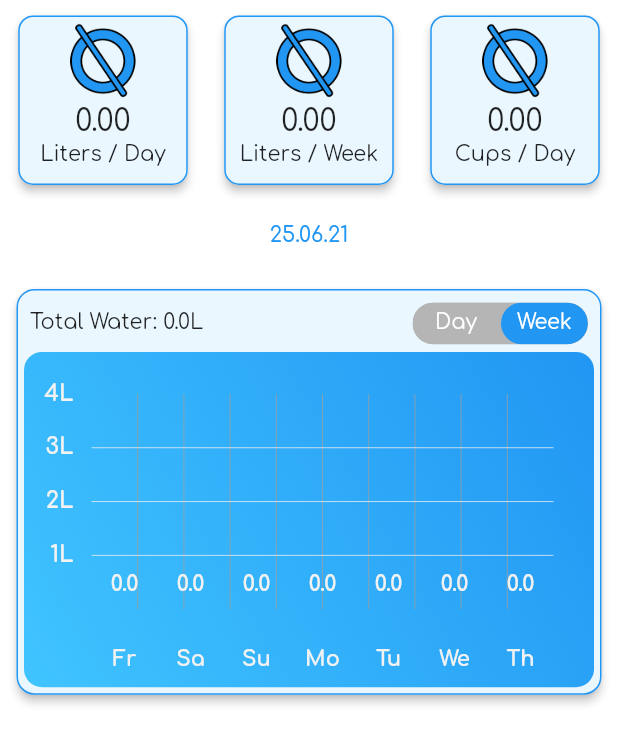
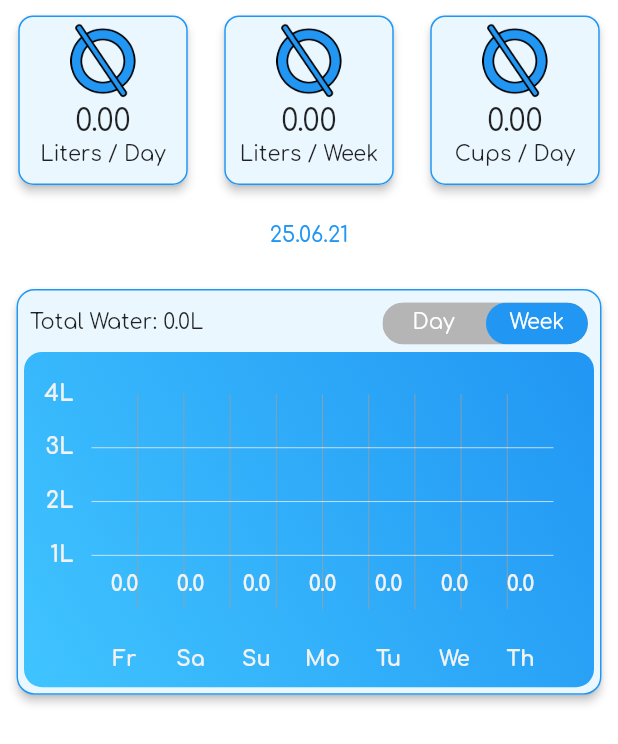
Before and after one commit to lu631str/Aquapido, a Flutter app: the Statistics screen opened directly, after a tap on "Week", on a phone screen of 412 x 824 dp. Shown: the top 744 px of the screen. Run offline on Flutter 3.47's test engine with Material 2 defaults, Android fonts, the phone set to English and light mode, and no system bars; drawn by our look-alikes of auto_size_text, fl_chart, toggle_switch; our stand-ins replace awesome_notifications, easy_localization, flutter_xlider, google_fonts, numberpicker, percent_indicator and 3 more; missing offline and left inert: grafpix, time_range_picker; accounts and stored records are empty.

Commit message:
added translations for statistics

```diff
--- a/lib/Views/statistics.dart
+++ b/lib/Views/statistics.dart
@@ -3,6 +3,7 @@ import 'package:flutter/material.dart';
 import 'package:flutter/rendering.dart';
 import 'package:provider/provider.dart';
 import 'package:toggle_switch/toggle_switch.dart';
+import 'package:easy_localization/easy_localization.dart';
 import 'package:intl/intl.dart';
 
 import '../Utils/Constants.dart';
@@ -43,9 +44,9 @@ class _StatisticsState extends State<Statistics> {
   Widget _getStringForDiagramm() {
     DateTime startDate = Provider.of<SettingsModel>(context, listen: false).selectedDate;
     if(Provider.of<SettingsModel>(context, listen: true).dayDiagramm) {
-      return Text('Total Water: ${Provider.of<WaterModel>(context, listen: false).totalWaterAmountPerDay(startDate) / 1000.0}L');
+      return Text('statistics.chart.header'.tr() + ' ${Provider.of<WaterModel>(context, listen: false).totalWaterAmountPerDay(startDate) / 1000.0}L');
     } else {
-      return Text('Total Water: ${Provider.of<WaterModel>(context, listen: false).getWaterListFor7Days(startDate).reduce((a, b) => a + b) / 1000.0}L');
+      return Text('statistics.chart.header'.tr() + ' ${Provider.of<WaterModel>(context, listen: false).getWaterListFor7Days(startDate).reduce((a, b) => a + b) / 1000.0}L');
     }
 
   }
@@ -62,17 +63,17 @@ class _StatisticsState extends State<Statistics> {
               mainAxisAlignment: MainAxisAlignment.spaceAround,
               children: [
                 AverageCard(
-                    subTitle: 'Liters / Day',
+                    subTitle: 'statistics.stats_1'.tr(),
                     isMl: true,
                     futureValue: Provider.of<WaterModel>(context, listen: false)
                         .getAverageLitersPerDay()),
                 AverageCard(
-                    subTitle: 'Liters / Week',
+                    subTitle: 'statistics.stats_2'.tr(),
                     isMl: true,
                     futureValue: Provider.of<WaterModel>(context, listen: false)
                         .getAverageLitersPerWeek()),
                 AverageCard(
-                    subTitle: 'Cups / Day',
+                    subTitle: 'statistics.stats_3'.tr(),
                     isMl: false,
                     futureValue: Provider.of<WaterModel>(context, listen: false)
                         .getAverageCupsPerDay()),
@@ -102,7 +103,7 @@ class _StatisticsState extends State<Statistics> {
                         padding: EdgeInsets.only(top: 9, right: 9),
                         child: ToggleSwitch(
                           minHeight: 28.0,
-                          minWidth: 58.0,
+                          minWidth: 68.0,
                           cornerRadius: 14.0,
                           activeBgColors: [
                             [Theme.of(context).primaryColor],
@@ -117,7 +118,7 @@ class _StatisticsState extends State<Statistics> {
                                   ? 0
                                   : 1,
                           totalSwitches: 2,
-                          labels: ['Day', 'Week'],
+                          labels: [tr('statistics.chart.switch_day'), tr('statistics.chart.switch_week')],
                           radiusStyle: true,
                           onToggle: (index) {
                             Provider.of<SettingsModel>(context, listen: false)
--- a/lib/Widgets/statistics/DailyLineChart.dart
+++ b/lib/Widgets/statistics/DailyLineChart.dart
@@ -1,5 +1,6 @@
 import 'package:fl_chart/fl_chart.dart';
 import 'package:flutter/material.dart';
+import 'package:easy_localization/easy_localization.dart';
 
 import '../../Models/Water.dart';
 
@@ -196,7 +197,7 @@ class _DailyLineChartState extends State<DailyLineChart> {
           bottomTitle: AxisTitle(
               showTitle: true,
               margin: 0,
-              titleText: 'Time of day',
+              titleText: 'statistics.chart.label_time'.tr(),
               textStyle: TextStyle(color: foregroundColor),
               textAlign: TextAlign.center)),
       lineBarsData: [
--- a/lib/Widgets/statistics/WeeklyBarChart.dart
+++ b/lib/Widgets/statistics/WeeklyBarChart.dart
@@ -1,5 +1,6 @@
 import 'package:fl_chart/fl_chart.dart';
 import 'package:flutter/material.dart';
+import 'package:easy_localization/easy_localization.dart';
 import 'dart:math';
 
 class WeeklyBarChart extends StatefulWidget {
@@ -94,19 +95,19 @@ class WeeklyBarChartState extends State<WeeklyBarChart> {
             int newValue = (startDate.weekday + i) % 7;
             switch (newValue) {
               case 0:
-                return 'Su';
+                return 'statistics.chart.sunday'.tr();
               case 1:
-                return 'Mo';
+                return 'statistics.chart.monday'.tr();
               case 2:
-                return 'Tu';
+                return 'statistics.chart.tuesday'.tr();
               case 3:
-                return 'We';
+                return 'statistics.chart.wednesday'.tr();
               case 4:
-                return 'Th';
+                return 'statistics.chart.thursday'.tr();
               case 5:
-                return 'Fr';
+                return 'statistics.chart.friday'.tr();
               case 6:
-                return 'Sa';
+                return 'statistics.chart.saturday'.tr();
               default:
                 return '..';
             }
```
Also changed, not shown: assets/translations/de-DE.json (+18 -1 lines), assets/translations/en-US.json (+18 -1 lines).
